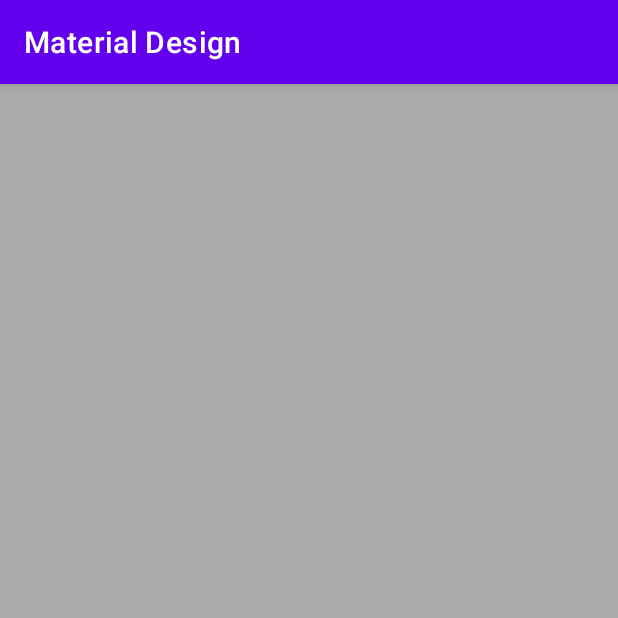
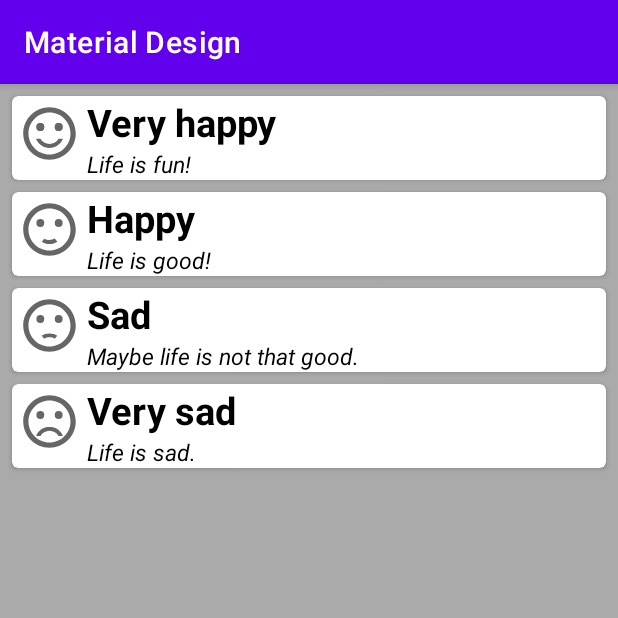
Before and after one commit to 808BassDrop/MaterialDesign, an Android app: the screen it shows after launch (MainActivity), on a phone screen of 412 x 824 dp, the top half of it. Run offline under Robolectric (Android 15) with nearby library versions, the phone set to English and light mode, and no system bars.

Commit message:
4. RecyclerView и CardView часть 3

```diff
--- a/app/src/main/java/com/example/materialdesign/MainActivity.java
+++ b/app/src/main/java/com/example/materialdesign/MainActivity.java
@@ -4,6 +4,7 @@ import android.os.Bundle;
 import android.widget.ArrayAdapter;
 
 import androidx.appcompat.app.AppCompatActivity;
+import androidx.recyclerview.widget.LinearLayoutManager;
 import androidx.recyclerview.widget.RecyclerView;
 
 import java.util.ArrayList;
@@ -26,5 +27,12 @@ public class MainActivity extends AppCompatActivity {
         recyclerViewItems.add(new RecyclerViewItem(R.drawable.ic_baseline_sentiment_dissatisfied_24, "Sad", "Maybe life is not that good."));
         recyclerViewItems.add(new RecyclerViewItem(R.drawable.ic_baseline_sentiment_very_dissatisfied_24, "Very sad", "Life is sad."));
 
+        recyclerView = findViewById(R.id.recyclerView);
+        recyclerView.setHasFixedSize(true);
+        adapter = new RecyclerViewAdapter(recyclerViewItems);
+        layoutManager = new LinearLayoutManager(this);
+
+        recyclerView.setAdapter(adapter);
+        recyclerView.setLayoutManager(layoutManager);
     }
 }
--- a/app/src/main/java/com/example/materialdesign/RecyclerViewAdapter.java
+++ b/app/src/main/java/com/example/materialdesign/RecyclerViewAdapter.java
@@ -9,7 +9,11 @@ import android.widget.TextView;
 import androidx.annotation.NonNull;
 import androidx.recyclerview.widget.RecyclerView;
 
+import java.util.ArrayList;
+
 public class RecyclerViewAdapter extends RecyclerView.Adapter<RecyclerViewAdapter.RecyclerViewViewHolder> {
+
+    ArrayList<RecyclerViewItem> arrayList;
 
     public static class RecyclerViewViewHolder extends RecyclerView.ViewHolder {
 
@@ -25,6 +29,10 @@ public class RecyclerViewAdapter extends RecyclerView.Adapter<RecyclerViewAdapte
         }
     }
 
+    public RecyclerViewAdapter(ArrayList<RecyclerViewItem> arrayList){
+        this.arrayList = arrayList;
+    }
+
     @NonNull
     @Override
     public RecyclerViewViewHolder onCreateViewHolder(@NonNull ViewGroup parent, int viewType) {
@@ -35,12 +43,16 @@ public class RecyclerViewAdapter extends RecyclerView.Adapter<RecyclerViewAdapte
 
     @Override
     public void onBindViewHolder(@NonNull RecyclerViewViewHolder holder, int position) {
+        RecyclerViewItem recyclerViewItem = arrayList.get(position);
 
+        holder.imageView.setImageResource(recyclerViewItem.getImageResource());
+        holder.textView1.setText(recyclerViewItem.getText1());
+        holder.textView2.setText(recyclerViewItem.getText2());
     }
 
     @Override
     public int getItemCount() {
-        return 0;
+        return arrayList.size();
     }
 
 }
--- a/app/src/main/res/layout/recycler_view_item.xml
+++ b/app/src/main/res/layout/recycler_view_item.xml
@@ -3,12 +3,13 @@
     xmlns:app="http://schemas.android.com/apk/res-auto"
     android:layout_width="match_parent"
     android:layout_height="wrap_content"
-    app:cardCornerRadius="4dp">
+    app:cardCornerRadius="4dp"
+    android:layout_margin="4dp">
 
     <RelativeLayout
         android:layout_width="match_parent"
         android:layout_height="match_parent"
-        android:layout_margin="4dp">
+        >
 
         <ImageView
             android:id="@+id/imageView"
```
